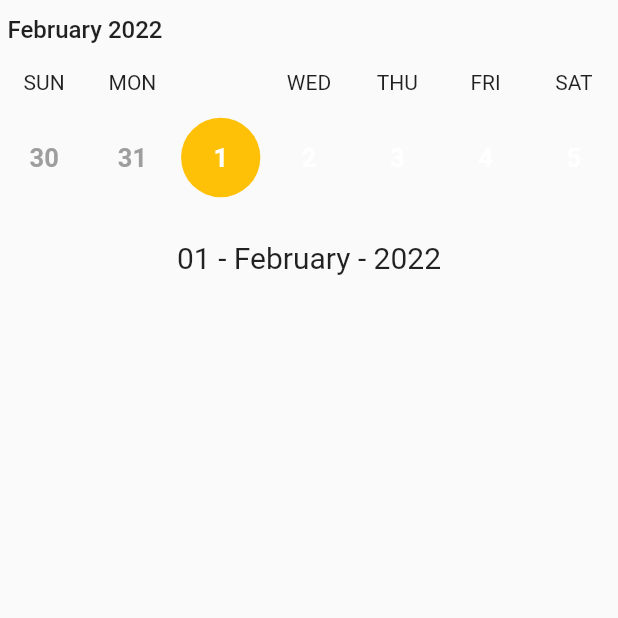
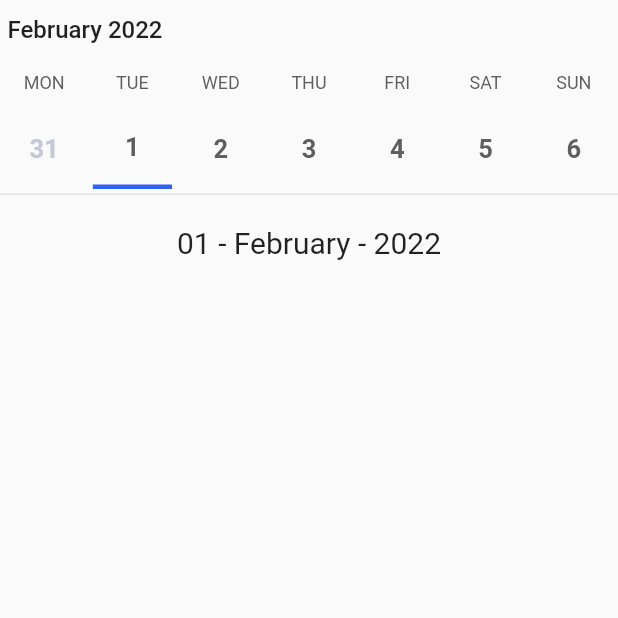
Before and after one commit to riadshuvo/horizontal_date_picker, a Flutter app: the screen it shows after launch, on a phone screen of 412 x 824 dp, the top half of it. Run offline on Flutter 3.47's test engine with Material 2 defaults, Android fonts, the phone set to English and light mode, and no system bars; drawn by our look-alikes of syncfusion_flutter_datepicker.

Commit message:
working on calender

```diff
--- a/lib/main.dart
+++ b/lib/main.dart
@@ -40,45 +40,62 @@ class ScheduleExample extends State<WeekNumberState> {
     return (Scaffold(
       body: Column(
         children: <Widget>[
-          SizedBox(
-            child: SafeArea(
+          SafeArea(
+            child: Container(
+              height: 130,
+              decoration: BoxDecoration(
+                color: Colors.transparent,
+                border: Border(
+                  bottom: BorderSide(width: 1.0, color: Colors.grey.shade300),
+                ),
+              ),
               child: SfDateRangePicker(
                 monthViewSettings: const DateRangePickerMonthViewSettings(
                     dayFormat: 'EEE',
+                    firstDayOfWeek: 1,
                     showTrailingAndLeadingDates: true,
-
+                    viewHeaderStyle: DateRangePickerViewHeaderStyle(textStyle: TextStyle(
+                      color: Color(0xff5E5E5E),
+                      fontSize: 12,
+                      fontWeight: FontWeight.w400,
+                    )),
                     numberOfWeeksInView: 1),
                 monthCellStyle: const DateRangePickerMonthCellStyle(
-                    todayTextStyle: TextStyle(
-                      color: Colors.white,
+                    todayTextStyle:  TextStyle(
+                      color: Color(0xff5E5E5E),
                       fontSize: 17,
                       fontWeight: FontWeight.w700,
                     ),
-                    todayCellDecoration: BoxDecoration(
-                      color: Colors.amber,
-                      shape: BoxShape.circle,
+                    todayCellDecoration:  BoxDecoration(
+                      color: Colors.transparent,
+                      shape: BoxShape.rectangle,
+                      border: Border(
+                        bottom: BorderSide(
+                          width: 3.0, color: Color(0xff3161F1),),
+                      ),
                     ),
-                    textStyle: TextStyle(
-                      color: Colors.white,
+                    textStyle:  TextStyle(
+                      color: Color(0xff5E5E5E),
                       fontSize: 17,
                       fontWeight: FontWeight.w700,
                     ),
                     disabledDatesTextStyle: TextStyle(
-                      color: Colors.grey,
+                      color: Color(0xffC3C9D7),
                       fontSize: 17,
                       fontWeight: FontWeight.w700,
                     )),
                 onSelectionChanged: selectionChanged,
-                selectionShape: DateRangePickerSelectionShape.rectangle,
                 enablePastDates: false,
-                selectionRadius: 5,
                 allowViewNavigation: false,
-                todayHighlightColor: Colors.transparent,
-
+                selectionColor: Colors.transparent,
+                selectionMode: DateRangePickerSelectionMode.single,
+                selectionTextStyle: const TextStyle(
+                  color: Color(0xff3161F1),
+                  fontSize: 17,
+                  fontWeight: FontWeight.w700,
+                ),
               ),
             ),
-            height: 140,
-            width: double.maxFinite,
           ),
           Expanded(
             child: Column(
```
